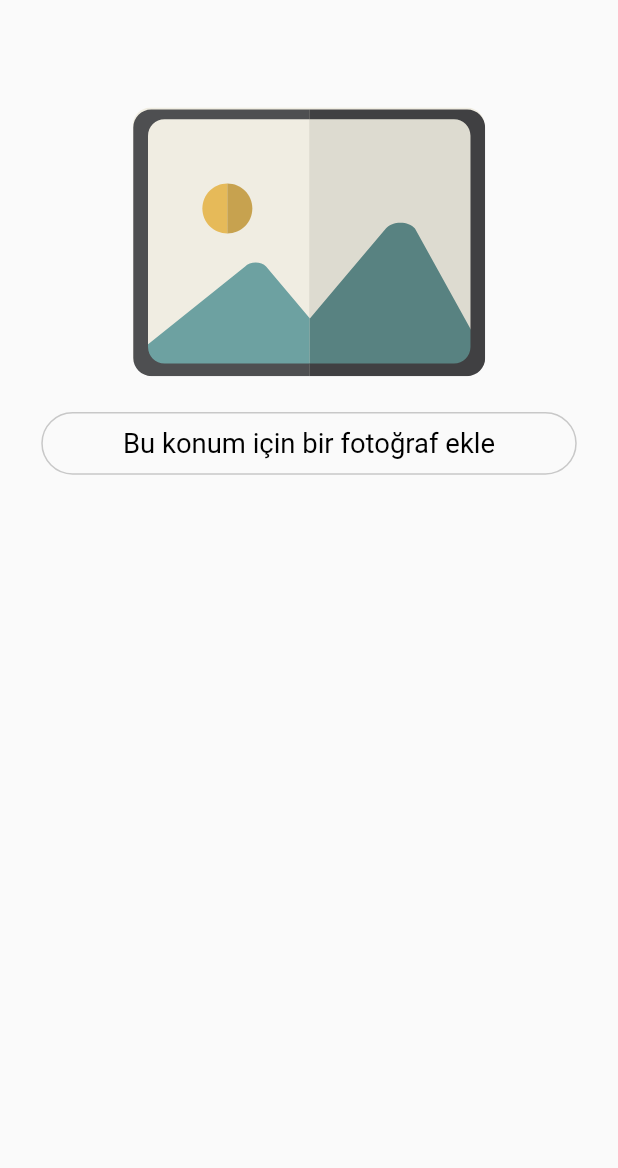
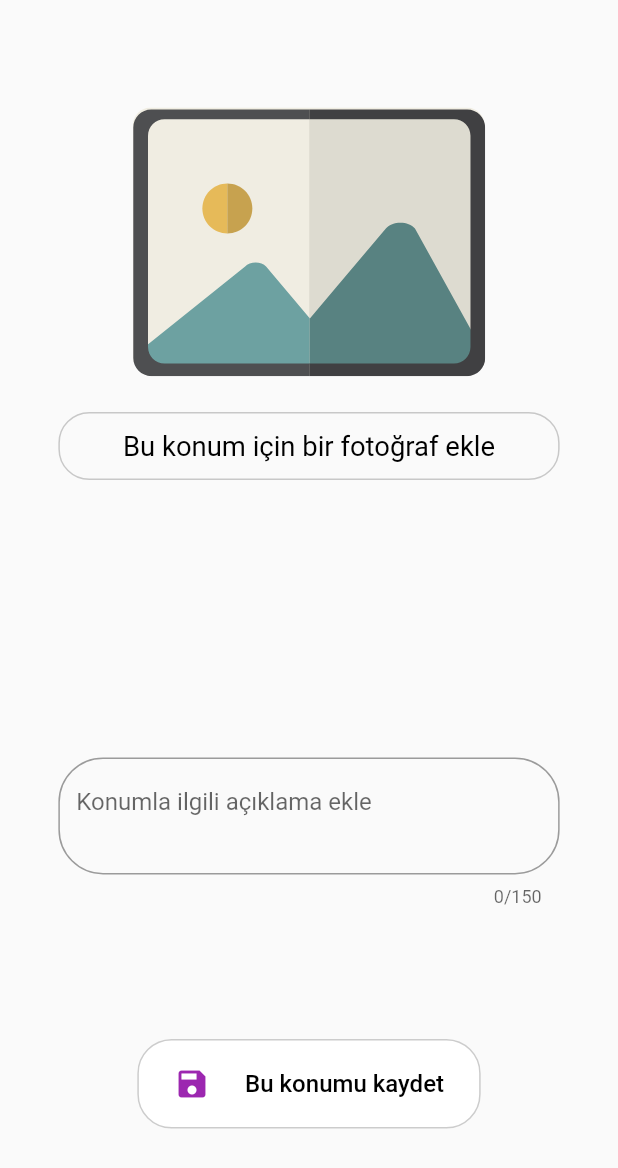
Before and after one commit to Tugcenaz/flutter_maps, a Flutter app: the LocationDetailView screen opened directly, on a phone screen of 412 x 824 dp. Shown: the top 1168 px of the screen. Run offline on Flutter 3.47's test engine with Material 2 defaults, Android fonts, the phone set to English and light mode, and no system bars; drawn by our look-alikes of flutter_bounceable; our stand-ins replace cached_network_image, cloud_firestore, firebase_auth, firebase_core, firebase_storage, flutter_dotenv and 9 more; accounts and stored records are empty.

Commit message:
konumların firebase kaydedilmesi

```diff
--- a/lib/app/bindings/initial_bindings.dart
+++ b/lib/app/bindings/initial_bindings.dart
@@ -1,8 +1,10 @@
 import 'package:flutter_maps/app/controller/image_controller.dart';
 import 'package:flutter_maps/app/controller/location_controller.dart';
+import 'package:flutter_maps/app/controller/place_to_visit_controller.dart';
 import 'package:flutter_maps/app/controller/storage_controller.dart';
 import 'package:flutter_maps/app/services/auth_service.dart';
 import 'package:flutter_maps/app/services/db_service.dart';
+import 'package:flutter_maps/app/services/place_to_visit_service.dart';
 import 'package:get/get.dart';
 
 import '../controller/user_controller.dart';
@@ -16,10 +18,12 @@ class InitialBindings implements Bindings {
     Get.lazyPut(() => ImageController(), fenix: true);
     Get.lazyPut(() => UserController(), fenix: true);
     Get.lazyPut(() => StorageController(), fenix: true);
+    Get.lazyPut(() => PlaceToVisitController(), fenix: true);
 
     //Services
     Get.lazyPut(() => AuthService(), fenix: true);
     Get.lazyPut(() => DBService(), fenix: true);
     Get.lazyPut(() => StorageService(), fenix: true);
+    Get.lazyPut(() => PlaceToVisitService(), fenix: true);
   }
 }
--- a/lib/app/components/my_custom_button.dart
+++ b/lib/app/components/my_custom_button.dart
@@ -1,25 +1,28 @@
 import 'package:flutter/material.dart';
+import 'package:flutter_bounceable/flutter_bounceable.dart';
 import 'package:flutter_screenutil/flutter_screenutil.dart';
 
 class MyCustomButton extends StatelessWidget {
   final VoidCallback function;
   final Icon icon;
   final Widget text;
+  final double? width;
+  final double? height;
 
   const MyCustomButton(
       {super.key,
       required this.function,
       required this.icon,
-      required this.text});
+      required this.text,this.height,this.width});
 
   @override
   Widget build(BuildContext context) {
-    return GestureDetector(onTap: (){
+    return Bounceable(onTap: (){
       function();
     },
       child: Container(
-        width: 110.w,
-        height: 35.h,
+        width: width??110.w,
+        height: height??35.h,
         decoration: BoxDecoration(
             borderRadius: BorderRadius.circular(20.sp),
             color: Colors.white,
--- a/lib/app/controller/location_controller.dart
+++ b/lib/app/controller/location_controller.dart
@@ -6,6 +6,8 @@ import 'package:google_maps_flutter/google_maps_flutter.dart';
 
 class LocationController extends GetxController {
   final RxString _currentAddress = ''.obs;
+  final Rx<LatLng> onTapLoc = const LatLng(0, 0).obs;
+  RxSet<Marker> markers = <Marker>{}.obs;
 
   String get currentAddress => _currentAddress.value;
 
@@ -62,14 +64,13 @@ class LocationController extends GetxController {
     Position position = await Geolocator.getCurrentPosition(
         desiredAccuracy: LocationAccuracy.high);
     currentPosition = position;
-    LatLng latLng=LatLng(currentPosition.latitude, currentPosition.longitude);
+    LatLng latLng = LatLng(currentPosition.latitude, currentPosition.longitude);
     await getAddressFromLatLng(latLng);
     return currentPosition;
   }
 
   Future<void> getAddressFromLatLng(LatLng latlong) async {
-    await placemarkFromCoordinates(
-           latlong.latitude, latlong.longitude)
+    await placemarkFromCoordinates(latlong.latitude, latlong.longitude)
         .then((List<Placemark> placemarks) {
       Placemark place = placemarks[0];
       currentAddress =
@@ -78,4 +79,9 @@ class LocationController extends GetxController {
       debugPrint(e);
     });
   }
+
+  createMarker(MarkerId markerId, LatLng position, BitmapDescriptor icon) {
+    var marker=Marker(markerId: markerId, position: position, icon: icon);
+    markers.value.add(marker);
+  }
 }
--- /dev/null
+++ b/lib/app/controller/place_to_visit_controller.dart
@@ -0,0 +1,19 @@
+import 'package:flutter_maps/app/controller/user_controller.dart';
+import 'package:flutter_maps/app/models/place_to_visit_model.dart';
+import 'package:flutter_maps/app/services/place_to_visit_service.dart';
+import 'package:get/get.dart';
+
+class PlaceToVisitController extends GetxController {
+  PlaceToVisitService placeToVisitService = Get.find();
+  UserController userController = Get.find();
+
+  Future<void> savePlaceInfo(PlaceToVisitModel placeToVisitModel) async {
+    await placeToVisitService.savePlaceInfo(placeToVisitModel);
+  }
+
+  getSavedPlace() async {
+    await userController.currentUser();
+    PlaceToVisitModel? placeModel = await placeToVisitService
+        .getSavedPlace(userController.user.value.userId ?? '');
+  }
+}
--- /dev/null
+++ b/lib/app/models/place_to_visit_model.dart
@@ -0,0 +1,37 @@
+import 'package:google_maps_flutter/google_maps_flutter.dart';
+
+class PlaceToVisitModel {
+  double lat;
+  double long;
+  String description;
+  int createdAt;
+  String imageUrl;
+  String userId;
+
+  PlaceToVisitModel(
+      {required this.lat,
+      required this.long,
+      required this.createdAt,
+      required this.description,
+      required this.imageUrl,
+      required this.userId});
+
+  Map<String, dynamic> toMap() {
+    return {
+      'lat': lat,
+      'long': long,
+      'description': description,
+      'createdAt': createdAt,
+      'imageUrl': imageUrl,
+      'userId': userId,
+    };
+  }
+
+  PlaceToVisitModel.fromMap(Map<String, dynamic> map)
+      : lat = map['lat'],
+        long = map['long'],
+        description = map['description'],
+        createdAt = map['createdAt'],
+        imageUrl = map['imageUrl'],
+        userId = map['userId'];
+}
--- a/lib/app/view/location_detail_view.dart
+++ b/lib/app/view/location_detail_view.dart
@@ -1,12 +1,19 @@
 import 'package:flutter/material.dart';
 import 'package:flutter_bounceable/flutter_bounceable.dart';
 import 'package:flutter_maps/app/components/cached_image_widget.dart';
+import 'package:flutter_maps/app/components/my_custom_button.dart';
 import 'package:flutter_maps/app/controller/image_controller.dart';
 import 'package:flutter_maps/app/controller/location_controller.dart';
+import 'package:flutter_maps/app/controller/place_to_visit_controller.dart';
 import 'package:flutter_maps/app/controller/storage_controller.dart';
+import 'package:flutter_maps/app/controller/user_controller.dart';
+import 'package:flutter_maps/app/models/place_to_visit_model.dart';
 import 'package:flutter_screenutil/flutter_screenutil.dart';
 import 'package:flutter_svg/flutter_svg.dart';
 import 'package:get/get.dart';
+import 'package:google_maps_flutter/google_maps_flutter.dart' as googleMaps;
+import 'package:google_maps_flutter/google_maps_flutter.dart';
+
 import 'package:lottie/lottie.dart';
 
 import '../../core/constants/image_constants.dart';
@@ -15,20 +22,83 @@ import '../../core/theme/text_styles.dart';
 class LocationDetailView extends StatelessWidget {
   LocationDetailView({super.key});
 
+  String? description = '';
   final LocationController locationController = Get.find();
   final ImageController imageController = Get.find();
   final StorageController storageController = Get.find();
+  final GlobalKey<FormState> formKey = GlobalKey<FormState>();
+  PlaceToVisitController placeToVisitController = Get.find();
+  UserController userController = Get.find();
+
+  createMarker() {
+    locationController.createMarker(
+        MarkerId('${userController.user.value.userId}'),
+        locationController.onTapLoc.value,
+        BitmapDescriptor.defaultMarker);
+  }
+
+  savePlace() async {
+    var placeModel = PlaceToVisitModel(
+        userId: userController.user.value.userId ?? '',
+        createdAt: DateTime.now().millisecondsSinceEpoch,
+        lat: locationController.onTapLoc.value.latitude,
+        long: locationController.onTapLoc.value.longitude,
+        description: description ?? '',
+        imageUrl: storageController.imageUrl.value);
+    await placeToVisitController.savePlaceInfo(placeModel);
+  }
 
   @override
   Widget build(BuildContext context) {
     return Scaffold(
+      resizeToAvoidBottomInset: false,
       body: Padding(
-        padding: EdgeInsets.symmetric(vertical: 60.0.h),
+        padding: EdgeInsets.symmetric(vertical: 60.0.h, horizontal: 34.w),
         child: Column(
+          mainAxisAlignment: MainAxisAlignment.spaceBetween,
           children: [
             locationPicWidget(context),
+            SizedBox(height: 8.h),
+            buildForm(),
+            MyCustomButton(
+                width: 200.w,
+                height: 50.h,
+                function: () {
+                  savePlace();
+                  createMarker();
+                  Get.back();
+                },
+                icon: const Icon(
+                  Icons.save,
+                  color: Colors.purple,
+                ),
+                text: Text(
+                  'Bu konumu kaydet',
+                  style: TextStyles.titleBlackTextStyle1(),
+                )),
           ],
         ),
+      ),
+    );
+  }
+
+  Form buildForm() {
+    return Form(
+      key: formKey,
+      child: TextFormField(
+        maxLines: 2,
+        maxLength: 150,
+        onChanged: (String? value) {
+          if (value != null) {
+            description = value;
+            debugPrint(description);
+          }
+        },
+        decoration: InputDecoration(
+            hintText: 'Konumla ilgili açıklama ekle',
+            border: OutlineInputBorder(
+                borderRadius: BorderRadius.circular(26.sp),
+                borderSide: BorderSide(color: Colors.black.withOpacity(0.2)))),
       ),
     );
   }
@@ -43,7 +113,7 @@ class LocationDetailView extends StatelessWidget {
                     height: 150.h,
                     child: SvgPicture.asset(ImageConstants.placeHolder))
                 : SizedBox(
-                    height: 250.h,
+                    height: 280.h,
                     child: CachedImageWidget(
                       imageUrl: storageController.imageUrl.value,
                     ),
@@ -58,13 +128,13 @@ class LocationDetailView extends StatelessWidget {
             },
             child: Container(
               alignment: Alignment.center,
-              width: MediaQuery.of(context).size.width - 55,
-              height: 35.h,
+              //width: MediaQuery.of(context).size.width - 55,
+              height: 38.h,
               decoration: BoxDecoration(
                   border: Border.all(
                     color: Colors.black.withOpacity(0.2),
                   ),
-                  borderRadius: BorderRadius.circular(26.sp)),
+                  borderRadius: BorderRadius.circular(18.sp)),
               child: Text(
                 'Bu konum için bir fotoğraf ekle',
                 style: TextStyles.titleBlackTextStyle2(),
```
Also changed, not shown: lib/app/services/place_to_visit_service.dart (added, +40 -0 lines), lib/app/view/maps_view.dart (+11 -5 lines).
